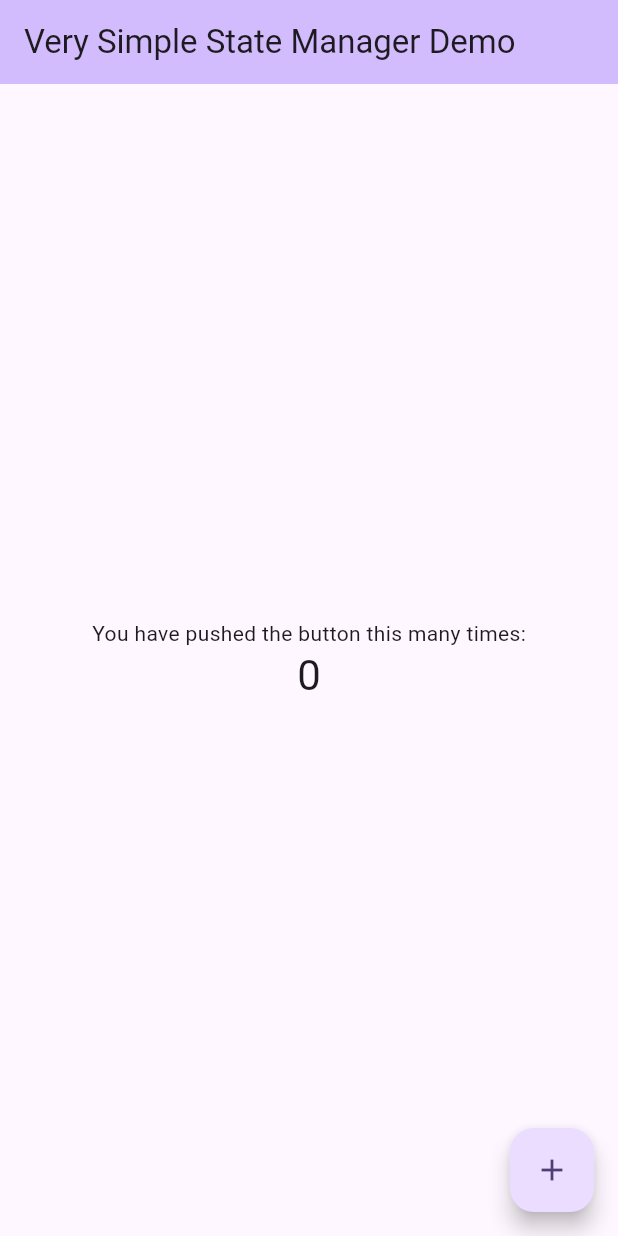
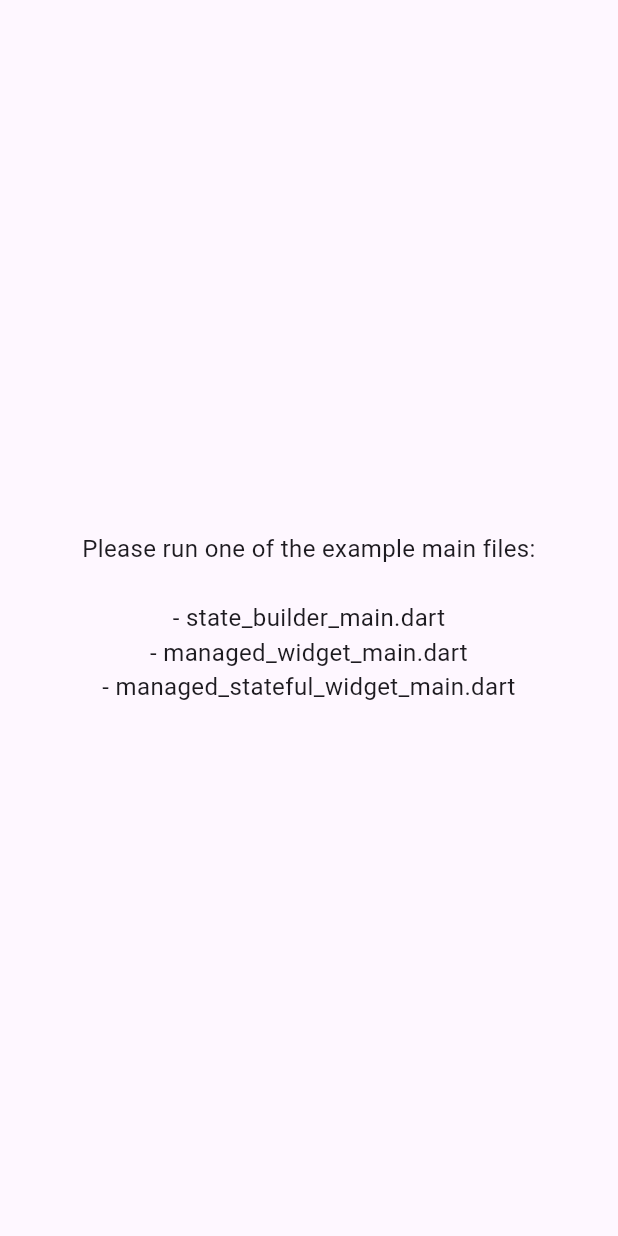
Before and after one commit to sunenvidiado-nx/very-simple-state-manager, a Flutter app: the screen it shows after launch, on a phone screen of 412 x 824 dp. Run offline on Flutter 3.47's test engine with Material 3 defaults, Android fonts, the phone set to English and light mode, and no system bars.

Commit message:
feat: ✨ Update example app

```diff
--- a/example/lib/main.dart
+++ b/example/lib/main.dart
@@ -1,14 +1,4 @@
 import 'package:flutter/material.dart';
-import 'package:very_simple_state_manager/very_simple_state_manager.dart';
-
-/// Manages the counter state for the app
-class CounterManager extends StateManager<int> {
-  CounterManager() : super(0);
-
-  void increment() {
-    state = state + 1;
-  }
-}
 
 void main() {
   runApp(const MyApp());
@@ -25,65 +15,26 @@ class MyApp extends StatelessWidget {
         colorScheme: ColorScheme.fromSeed(seedColor: Colors.deepPurple),
         useMaterial3: true,
       ),
-      home: const MyHomePage(title: 'Very Simple State Manager Demo'),
+      home: const HomePage(),
     );
   }
 }
 
-class MyHomePage extends StatefulWidget {
-  const MyHomePage({super.key, required this.title});
-
-  final String title;
-
-  @override
-  State<MyHomePage> createState() => _MyHomePageState();
-}
-
-class _MyHomePageState extends State<MyHomePage> {
-  late final CounterManager _counterManager;
-
-  @override
-  void initState() {
-    super.initState();
-    _counterManager = CounterManager()
-      ..addListener((newState) {
-        // Add a listener to track state changes
-        debugPrint('New state: $newState');
-      });
-  }
-
-  @override
-  void dispose() {
-    _counterManager.dispose();
-    super.dispose();
-  }
+class HomePage extends StatelessWidget {
+  const HomePage({super.key});
 
   @override
   Widget build(BuildContext context) {
-    return Scaffold(
-      appBar: AppBar(
-        backgroundColor: Theme.of(context).colorScheme.inversePrimary,
-        title: Text(widget.title),
-      ),
+    return const Scaffold(
       body: Center(
-        child: Column(
-          mainAxisAlignment: MainAxisAlignment.center,
-          children: [
-            const Text('You have pushed the button this many times:'),
-            StateBuilder(
-              stateManager: _counterManager,
-              builder: (context, count) => Text(
-                '$count',
-                style: Theme.of(context).textTheme.headlineMedium,
-              ),
-            ),
-          ],
+        child: Text(
+          'Please run one of the example main files:\n\n'
+          '- state_builder_main.dart\n'
+          '- managed_widget_main.dart\n'
+          '- managed_stateful_widget_main.dart',
+          textAlign: TextAlign.center,
+          style: TextStyle(fontSize: 16),
         ),
-      ),
-      floatingActionButton: FloatingActionButton(
-        onPressed: _counterManager.increment,
-        tooltip: 'Increment',
-        child: const Icon(Icons.add),
       ),
     );
   }
--- /dev/null
+++ b/example/lib/managed_stateful_widget_main.dart
@@ -0,0 +1,79 @@
+import 'package:flutter/material.dart';
+import 'package:very_simple_state_manager/very_simple_state_manager.dart';
+import 'counter_manager.dart';
+
+void main() {
+  runApp(const ManagedStatefulWidgetApp());
+}
+
+class ManagedStatefulWidgetApp extends StatelessWidget {
+  const ManagedStatefulWidgetApp({super.key});
+
+  @override
+  Widget build(BuildContext context) {
+    return MaterialApp(
+      title: 'Example',
+      theme: ThemeData(
+        colorScheme: ColorScheme.fromSeed(seedColor: Colors.deepPurple),
+        useMaterial3: true,
+      ),
+      home: const CounterStatefulWidget(),
+    );
+  }
+}
+
+class CounterStatefulWidget extends ManagedStatefulWidget<CounterManager, int> {
+  const CounterStatefulWidget({super.key, super.autoDispose = true});
+
+  @override
+  CounterManager createStateManager() => CounterManager();
+
+  @override
+  State<CounterStatefulWidget> createState() => _CounterStatefulWidgetState();
+}
+
+class _CounterStatefulWidgetState
+    extends ManagedState<CounterManager, int, CounterStatefulWidget> {
+  void _handleIncrement() {
+    stateManager.increment(); // Access state manager directly!
+  }
+
+  void _handleDecrement() {
+    stateManager.decrement(); // Access state manager directly!
+  }
+
+  @override
+  Widget build(BuildContext context) {
+    return Scaffold(
+      appBar: AppBar(
+        title: const Text('ManagedStatefulWidget'),
+      ),
+      body: Center(
+        child: Column(
+          mainAxisAlignment: MainAxisAlignment.center,
+          children: [
+            Text(
+              state.toString(),
+              style: Theme.of(context).textTheme.displayLarge,
+            ),
+            const SizedBox(height: 20),
+            Row(
+              mainAxisAlignment: MainAxisAlignment.center,
+              children: [
+                FloatingActionButton(
+                  onPressed: _handleDecrement,
+                  child: const Icon(Icons.remove),
+                ),
+                const SizedBox(width: 20),
+                FloatingActionButton(
+                  onPressed: _handleIncrement,
+                  child: const Icon(Icons.add),
+                ),
+              ],
+            ),
+          ],
+        ),
+      ),
+    );
+  }
+}
```
Also changed, not shown: example/lib/counter_manager.dart (added, +8 -0 lines), example/lib/managed_widget_main.dart (added, +67 -0 lines), example/lib/state_builder_main.dart (added, +78 -0 lines), example/pubspec.lock.
